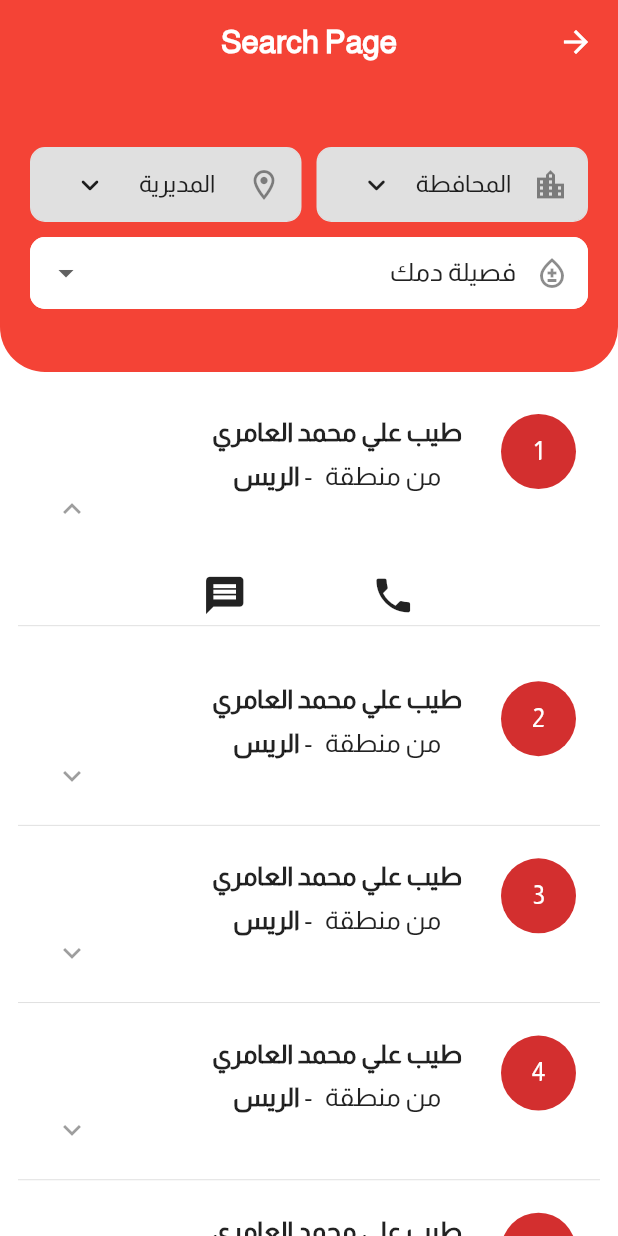
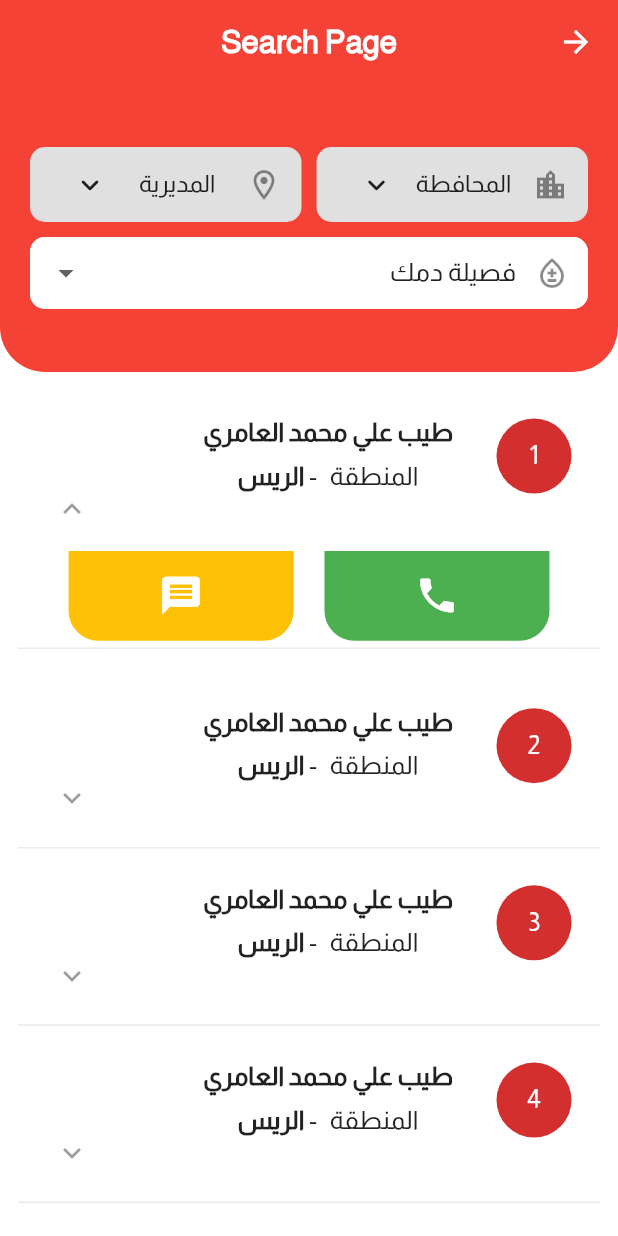
Before and after one commit to m-alhoomaidi/Blood-Bank, a Flutter app: the SearchPage screen opened by its route, after a tap on an icon or button, on a phone screen of 412 x 824 dp. Run offline on Flutter 3.47's test engine with Material 2 defaults, Android fonts, the phone set to English and light mode, and no system bars; our stand-ins replace carousel_slider, email_validator, fl_chart, flutter_svg, modal_progress_hud_nsn.

Commit message:
edit card body

```diff
--- a/blood_bank_app/lib/main.dart
+++ b/blood_bank_app/lib/main.dart
@@ -1,5 +1,4 @@
-import 'package:blood_bank_app/pages/search_page.dart';
-
+import '../pages/search_page.dart';
 import '../style.dart';
 import '../pages/home_page.dart';
 import '../pages/sign_up_page.dart';
--- a/blood_bank_app/lib/widgets/search/doner_card.dart
+++ b/blood_bank_app/lib/widgets/search/doner_card.dart
@@ -1,5 +1,3 @@
-import 'package:blood_bank_app/style.dart';
-
 import '../../widgets/search/doner_card_details.dart';
 import '../../widgets/search/my_expansion_panel.dart';
 import '../../models/doner_data.dart';
@@ -38,13 +36,16 @@ class _DonerCardState extends State<DonerCard> {
                 _donerDatas.map<ExpansionPanel>((DonerCardData donerData) {
               return ExpansionPanelRadio(
                 value: donerData.id,
-                backgroundColor: const Color.fromARGB(255, 255, 255, 255),
+                backgroundColor: const Color.fromARGB(0, 255, 255, 255),
                 canTapOnHeader: true,
                 headerBuilder: (BuildContext context, bool isExpanded) {
                   return ListTile(
-                    leading: CircleAvatar(
-                      radius: 25,
-                      child: Text(donerData.id.toString()),
+                    leading: Padding(
+                      padding: const EdgeInsets.all(3.0),
+                      child: CircleAvatar(
+                        radius: 25,
+                        child: Text(donerData.id.toString()),
+                      ),
                     ),
                     title: DonerCardDetails(
                         bloodTayep: donerData.id.toString(),
--- a/blood_bank_app/lib/widgets/search/doner_card_body.dart
+++ b/blood_bank_app/lib/widgets/search/doner_card_body.dart
@@ -10,20 +10,43 @@ class DonerCardBody extends StatelessWidget {
     return Column(
       crossAxisAlignment: CrossAxisAlignment.center,
       children: [
-        SizedBox(height: 15),
         Row(
           mainAxisAlignment: MainAxisAlignment.center,
           children: [
-            Icon(
-              Icons.phone,
-              size: 30,
+            Container(
+              height: 60,
+              width: 150,
+              decoration: const BoxDecoration(
+                color: Colors.green,
+                borderRadius: BorderRadius.only(
+                  bottomLeft: Radius.circular(20),
+                  bottomRight: Radius.circular(20),
+                ),
+              ),
+              child: const Icon(
+                Icons.phone,
+                color: Colors.white,
+                size: 30,
+              ),
             ),
             SizedBox(
-              width: MediaQuery.of(context).size.width * 0.2,
+              width: MediaQuery.of(context).size.width * 0.05,
             ),
-            Icon(
-              Icons.message,
-              size: 30,
+            Container(
+              height: 60,
+              width: 150,
+              decoration: const BoxDecoration(
+                color: Colors.amber,
+                borderRadius: BorderRadius.only(
+                  bottomLeft: Radius.circular(20),
+                  bottomRight: Radius.circular(20),
+                ),
+              ),
+              child: const Icon(
+                Icons.message,
+                color: Colors.white,
+                size: 30,
+              ),
             ),
           ],
         )
--- a/blood_bank_app/lib/widgets/search/doner_card_details.dart
+++ b/blood_bank_app/lib/widgets/search/doner_card_details.dart
@@ -38,7 +38,7 @@ class DonerCardDetails extends StatelessWidget {
                 child: Wrap(
                   children: [
                     const Text(
-                      "من منطقة",
+                      "المنطقة",
                     ),
                     const SizedBox(
                       width: 5,
```
